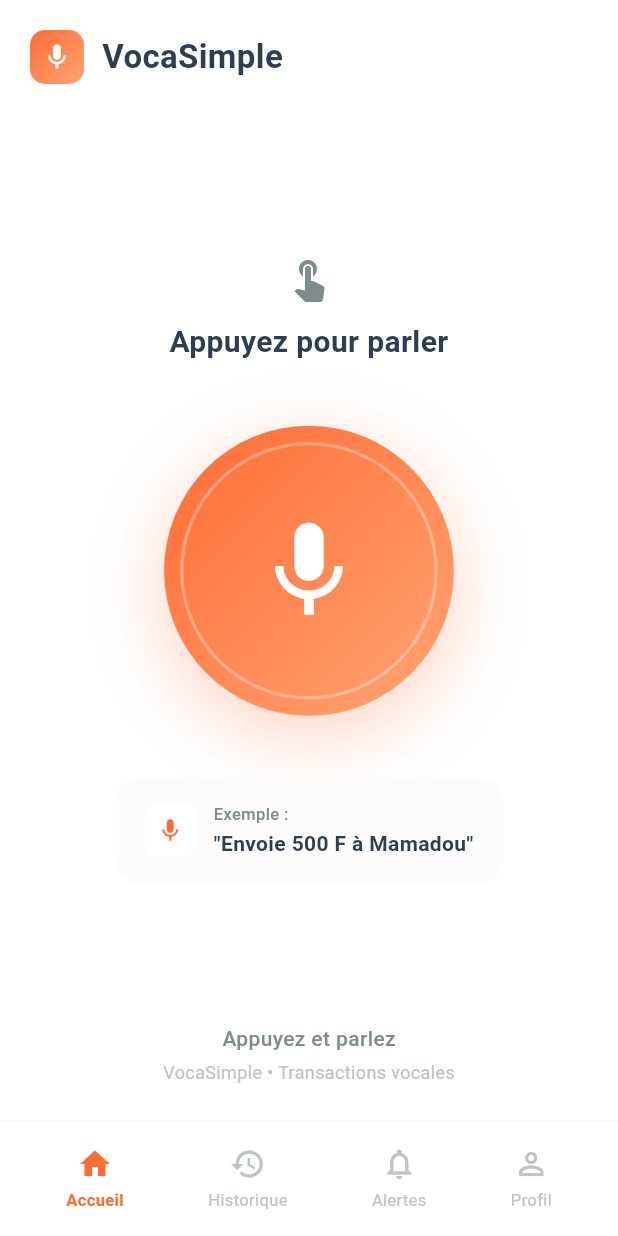
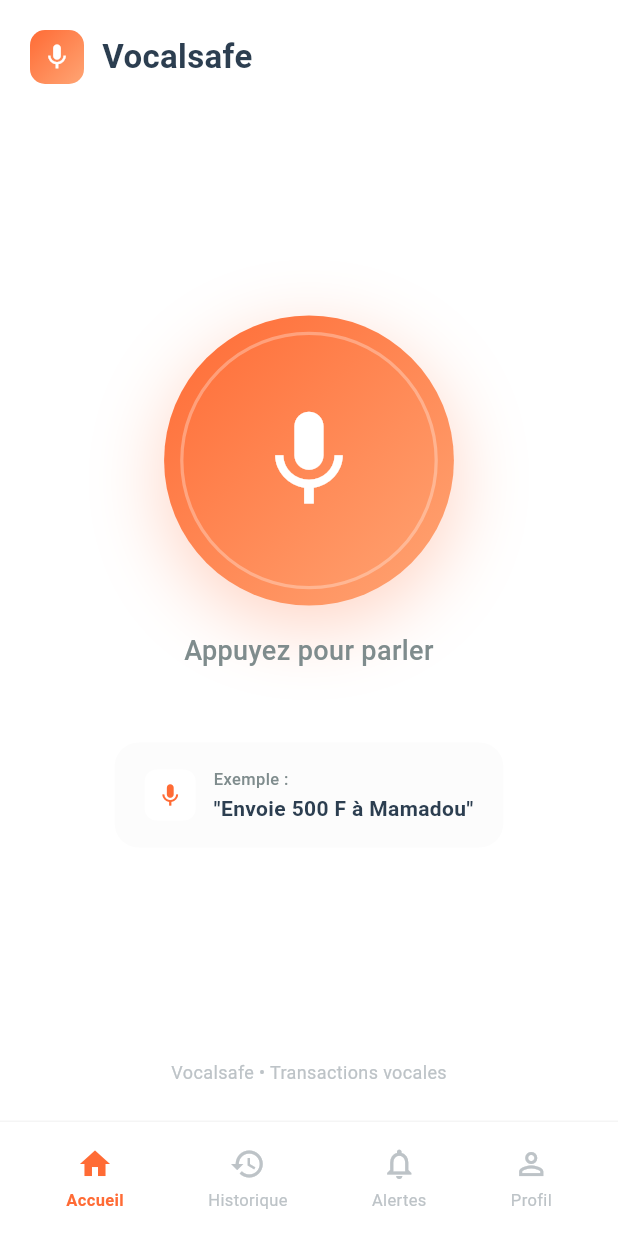
Before and after one commit to Mr-houngbo/vocalsafe, a Flutter app: the screen it shows after launch, on a phone screen of 412 x 824 dp. Run offline on Flutter 3.47's test engine with Material 3 defaults, Android fonts, the phone set to English and light mode, and no system bars; our stand-ins replace flutter_riverpod, flutter_tts, go_router, permission_handler, speech_to_text.

Commit message:
"VErsion1.1.2"

```diff
--- a/lib/features/home/screens/home_screen.dart
+++ b/lib/features/home/screens/home_screen.dart
@@ -124,7 +124,7 @@ class _HomeScreenState extends State<HomeScreen> with SingleTickerProviderStateM
           ),
           const SizedBox(width: 12),
           const Text(
-            'VocaSimple',
+            'Vocalsafe',
             style: TextStyle(
               fontSize: 22,
               fontWeight: FontWeight.w700,
@@ -143,27 +143,20 @@ class _HomeScreenState extends State<HomeScreen> with SingleTickerProviderStateM
         child: Column(
           mainAxisAlignment: MainAxisAlignment.center,
           children: [
-            // Instruction visuelle simple
-            Icon(
-              _isListening ? Icons.mic : Icons.touch_app,
-              size: 32,
-              color: _isListening ? AppTheme.primaryOrange : AppTheme.textSecondary,
-            ),
-            const SizedBox(height: 12),
+            // BOUTON VOCAL GÉANT
+            _buildGiantVoiceButton(context),
+
+            const SizedBox(height: 24),
 
             Text(
               _isListening ? 'Écoute en cours...' : 'Appuyez pour parler',
               style: TextStyle(
-                fontSize: 20,
-                fontWeight: FontWeight.w600,
-                color: _isListening ? AppTheme.primaryOrange : AppTheme.textPrimary,
+                fontSize: 18,
+                fontWeight: FontWeight.w500,
+                color: _isListening ? AppTheme.primaryOrange : AppTheme.textSecondary,
               ),
               textAlign: TextAlign.center,
             ),
-            const SizedBox(height: 48),
-
-            // BOUTON VOCAL GÉANT
-            _buildGiantVoiceButton(context),
 
             const SizedBox(height: 48),
 
@@ -303,27 +296,13 @@ class _HomeScreenState extends State<HomeScreen> with SingleTickerProviderStateM
   Widget _buildBottomText(BuildContext context) {
     return Padding(
       padding: const EdgeInsets.only(bottom: 24),
-      child: Column(
-        mainAxisSize: MainAxisSize.min,
-        children: [
-          Text(
-            'Appuyez et parlez',
-            style: TextStyle(
-              fontSize: 14,
-              color: AppTheme.textSecondary,
-              fontWeight: FontWeight.w500,
-            ),
-          ),
-          const SizedBox(height: 4),
-          Text(
-            'VocaSimple • Transactions vocales',
-            style: TextStyle(
-              fontSize: 12,
-              color: AppTheme.textLight,
-              fontWeight: FontWeight.w400,
-            ),
-          ),
-        ],
+      child: Text(
+        'Vocalsafe • Transactions vocales',
+        style: TextStyle(
+          fontSize: 12,
+          color: AppTheme.textLight,
+          fontWeight: FontWeight.w400,
+        ),
       ),
     );
   }
```
